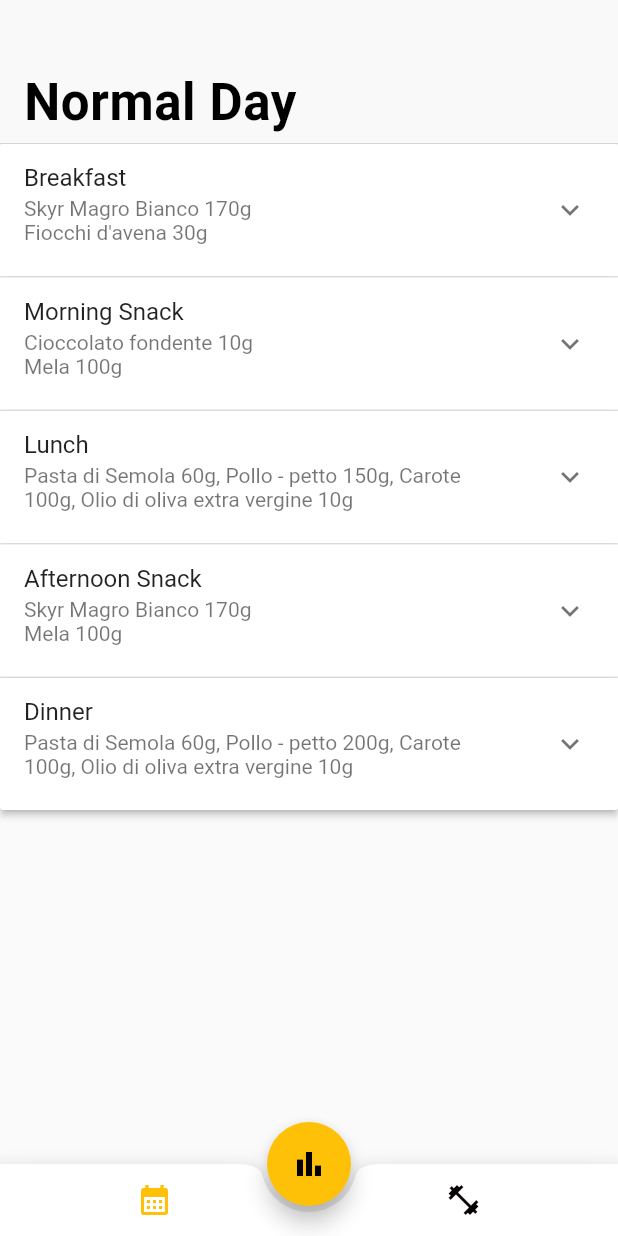
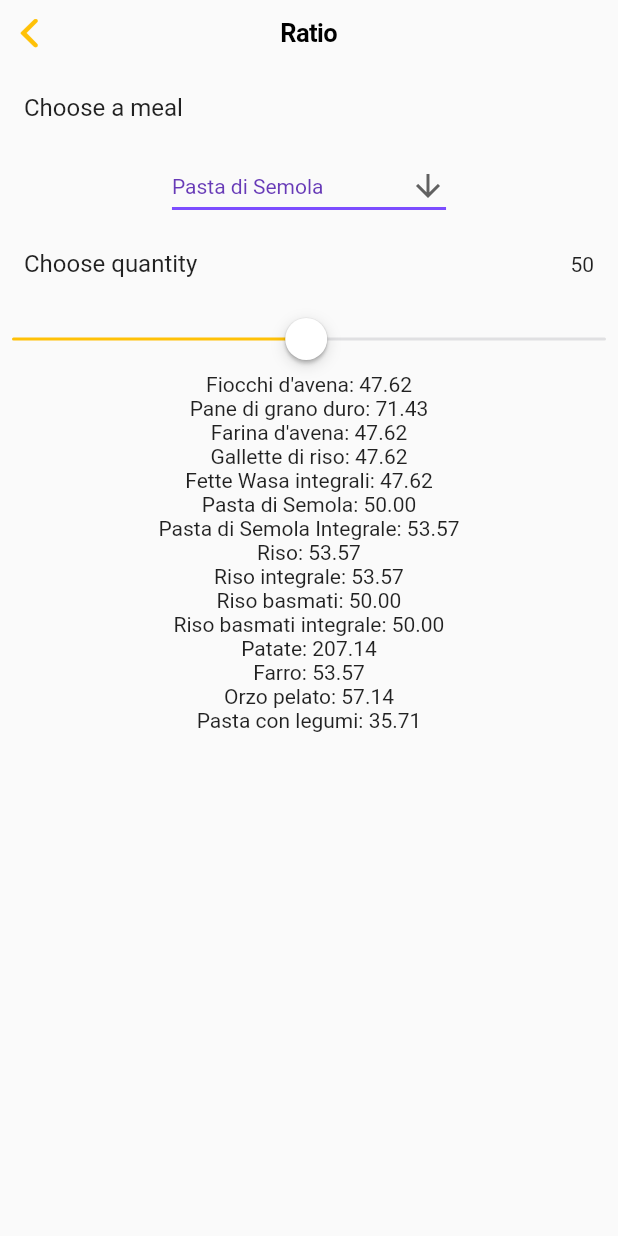
Before and after one commit to slotruglio/myDiet, a Flutter app: the screen it shows after launch, after a tap on the "bar chart" icon, on a phone screen of 412 x 824 dp. Run offline on Flutter 3.47's test engine with Material 2 defaults, Android fonts, the phone set to English and light mode, and no system bars.

Commit message:
feat: ratiofunctions

```diff
--- a/lib/components/meal.dart
+++ b/lib/components/meal.dart
@@ -107,11 +107,12 @@ List<Meal> generateMeals(bool isSport) {
           'Riso': isSport?'75':'65',
           'Riso integrale': isSport?'75':'65',
           'Riso basmati': isSport?'70':'60',
-          'Riso basmati integrale': isSport?'40':'60',
+          'Riso basmati integrale': isSport?'70':'60',
           'Patate': isSport?'290':'250',
           'Farro': isSport?'75':'65',
           'Orzo pelato': isSport?'80':'70',
           'Pasta con legumi': isSport?'50':'40',
+          'Pane di grano duro': isSport?'100':'85',
         },
         {
           'Pollo - petto':'150',
@@ -207,11 +208,12 @@ List<Meal> generateMeals(bool isSport) {
           'Riso': isSport?'75':'65',
           'Riso integrale': isSport?'75':'65',
           'Riso basmati': isSport?'70':'60',
-          'Riso basmati integrale': isSport?'40':'60',
+          'Riso basmati integrale': isSport?'70':'60',
           'Patate': isSport?'290':'250',
           'Farro': isSport?'75':'65',
           'Orzo pelato': isSport?'80':'70',
           'Pasta con legumi': isSport?'50':'40',
+          'Pane di grano duro': isSport?'100':'85',
         },
         {
           'Pollo - petto':'200',
@@ -237,3 +239,65 @@ List<Meal> generateMeals(bool isSport) {
     ),
   ];
 }
+
+List<String> getMacros() {
+  return [
+    'Carboidrati',
+    'Proteine',
+    'Fibre',
+    'Grassi',
+    'Frutta'
+  ];
+}
+
+List<String> getCarbo() {
+  return {
+    'Pasta di Semola',
+    'Pasta di Semola Integrale',
+    'Riso',
+    'Riso integrale',
+    'Riso basmati',
+    'Riso basmati integrale',
+    'Patate',
+    'Farro',
+    'Orzo pelato',
+    'Pasta con legumi',
+    'Pane di grano duro',
+    'Fiocchi d\'avena',
+    'Farina d\'avena',
+    'Gallette di riso',
+    'Fette Wasa integrali',
+  }.toList();
+}
+
+Map<String, num> getRatio(String ingredient, int quantity) {
+  Map<String, num> breakfast = {
+    'Fiocchi d\'avena': 40,
+    'Pane di grano duro': 60,
+    'Farina d\'avena': 40,
+    'Gallette di riso': 40,
+    'Fette Wasa integrali': 40
+  };
+  Map<String, int> lunch = {
+    'Pasta di Semola': 70,
+    'Pasta di Semola Integrale': 75,
+    'Riso': 75,
+    'Riso integrale': 75,
+    'Riso basmati': 70,
+    'Riso basmati integrale': 70,
+    'Patate': 290,
+    'Farro': 75,
+    'Orzo pelato': 80,
+    'Pasta con legumi': 50,
+    'Pane di grano duro': 100,
+  };
+
+  String common = breakfast.keys.toSet().intersection(lunch.keys.toSet()).toList()[0];
+  bool _isInLunch = lunch.containsKey(ingredient);
+
+  num ingredientValue = _isInLunch ? lunch[ingredient]!/lunch[common]! : breakfast[ingredient]!/breakfast[common]!;
+
+  Map<String, num> ratio = breakfast.map((key, value) => MapEntry(key,quantity*value/(breakfast[common]!*ingredientValue)));
+  ratio.addAll(lunch.map((key, value) => MapEntry(key,quantity*value/(lunch[common]!*ingredientValue))));
+  return ratio;
+}
--- /dev/null
+++ b/lib/components/ratioPage.dart
@@ -0,0 +1,69 @@
+import 'package:flutter/cupertino.dart';
+import 'package:flutter/material.dart';
+import 'package:diet/components/Meal.dart';
+
+class RatioPage extends StatefulWidget {
+  const RatioPage({Key? key}) : super(key: key);
+
+  @override
+  _RatioPageState createState() => _RatioPageState();
+}
+
+class _RatioPageState extends State<RatioPage> {
+  final List<String> _meals = getCarbo();
+  String dropdownValue = getCarbo().first;
+  double quantityValue = 50;
+  @override
+  Widget build(BuildContext context) {
+    Map<String, num> _ratio = getRatio(dropdownValue, quantityValue.toInt());
+    return CupertinoPageScaffold(
+        navigationBar: const CupertinoNavigationBar(
+          middle: Text('Ratio'),
+        ),
+        child: Material(
+          child: ListView(
+            children: <Widget>[
+              const ListTile(title: Text("Choose a meal")),
+              Center(child: DropdownButton<String>(
+                value: dropdownValue,
+                icon: const Icon(Icons.arrow_downward),
+                iconSize: 24,
+                elevation: 16,
+                style: const TextStyle(color: Colors.deepPurple),
+                underline: Container(
+                  height: 2,
+                  color: Colors.deepPurpleAccent,
+                ),
+                onChanged: (String? newValue) {
+                  setState(() {
+                    dropdownValue = newValue.toString();
+                  });
+                },
+                items: _meals.map<DropdownMenuItem<String>>((String value) {
+                  return DropdownMenuItem<String>(
+                    value: value,
+                    child: Text(value),
+                  );
+                }).toList(),
+              )),
+              ListTile(
+                title: const Text("Choose quantity"),
+                trailing: Text(quantityValue.toStringAsFixed(0)),
+              ),
+              CupertinoSlider(
+                value: quantityValue,
+                min: 1,
+                max: 100,
+                divisions: 100,
+                onChanged: (double newValue) {
+                  setState(() {
+                    quantityValue = newValue;
+                  });
+                },
+              ),
+              Column(children: _ratio.entries.map((e) => Text(e.key + ": " + e.value.toStringAsFixed(2))).toList()),
+            ]
+          ),
+        ));
+  }
+}
--- a/lib/main.dart
+++ b/lib/main.dart
@@ -1,5 +1,7 @@
 import 'package:diet/components/bottomAppBar.dart';
 import 'package:diet/components/day.dart';
+import 'package:diet/components/ratioPage.dart';
+import 'package:diet/routes/route.dart';
 import 'package:flutter/cupertino.dart';
 import 'package:flutter/material.dart';
 
@@ -40,7 +42,7 @@ class MyApp extends StatelessWidget {
           background: Color(0xFFFFC107),
           error: Color(0xFFFFC107),
           onPrimary: Color(0xFFFFC107),
-          onSecondary: Color.fromARGB(255, 4, 0, 3),
+          onSecondary: Color.fromARGB(255, 217, 217, 217),
           onSurface: Color(0xFFFFC107),
           onBackground: Color(0xFFFFC107),
           onError: Color(0xFFFFC107),
@@ -96,7 +98,7 @@ class _MyHomePageState extends State<MyHomePage> {
       body: CustomScrollView(
         slivers: [
           CupertinoSliverNavigationBar(
-            largeTitle: Text(_isSport ? 'Sport Day' : 'Normal Day'),
+            largeTitle: Text(_isSport ? 'Sport Day' : 'Normal Day', style: TextStyle(color: Theme.of(context).colorScheme.onSecondary)),
           ),
           SliverList(delegate: SliverChildListDelegate([DayDiet(isSport: _isSport)]))
         ],
@@ -108,7 +110,9 @@ class _MyHomePageState extends State<MyHomePage> {
         theme: Theme.of(context),
       ),// This trailing comma makes auto-formatting nicer for build methods.
       floatingActionButton:
-            FloatingActionButton(onPressed: () {}, child: const Icon(Icons.bar_chart)),
+            FloatingActionButton(onPressed: () {
+              Navigator.of(context).push(ratioRoute());
+            }, child: const Icon(Icons.bar_chart)),
       floatingActionButtonLocation: FloatingActionButtonLocation.centerDocked,
     );
   }
--- /dev/null
+++ b/lib/routes/route.dart
@@ -0,0 +1,20 @@
+import 'package:flutter/material.dart';
+import 'package:diet/components/ratioPage.dart';
+
+Route ratioRoute() {
+  return PageRouteBuilder(
+    pageBuilder: (context, animation, secondaryAnimation) => const RatioPage(),
+    transitionsBuilder: (context, animation, secondaryAnimation, child) {
+      const begin = Offset(0.0, 1.0);
+      const end = Offset.zero;
+      const curve = Curves.ease;
+
+      var tween = Tween(begin: begin, end: end).chain(CurveTween(curve: curve));
+
+      return SlideTransition(
+        position: animation.drive(tween),
+        child: child,
+      );
+    },
+  );
+}
```
